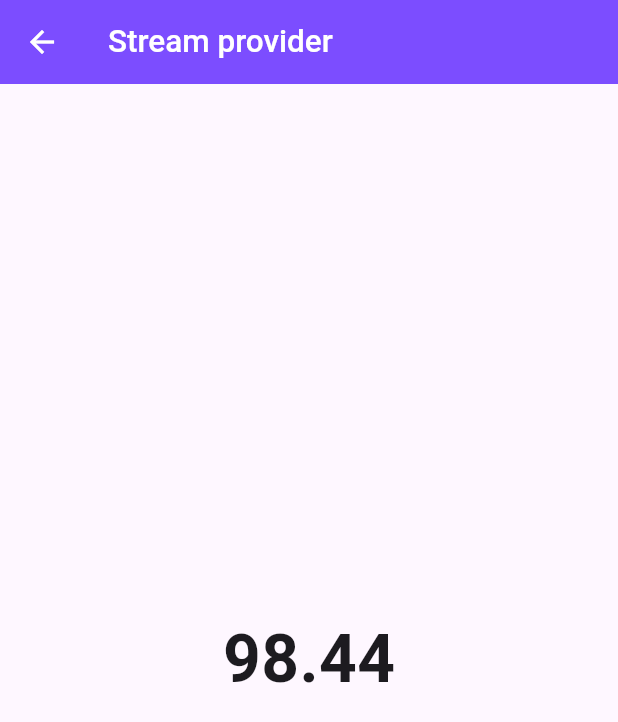
After one commit to techyNouman/flutter_riverpod_samples, a Flutter app: the StreamProviderScreen screen opened directly, on a phone screen of 412 x 824 dp. The commit adds this screen. Shown: the top 722 px of the screen. Run offline on Flutter 3.47's test engine with Material 3 defaults, Android fonts, the phone set to English and light mode, and no system bars; our stand-ins replace flutter_riverpod.

Commit message:
stream provider

```diff
--- a/lib/providers/future_provider.dart
+++ b/lib/providers/future_provider.dart
@@ -6,6 +6,6 @@ final futureProvider = FutureProvider<List<String>>((ref) async {
 
   await Future.delayed(Duration(seconds: 2));
 
-  // throw 'Internet is not working';
+  // throw 'Network exception: Internet is not working';
   return ['Bangalore','Chennai', 'Hyderabad', 'Kochin', 'Pondicherry'];
 });
--- /dev/null
+++ b/lib/providers/stream_provider.dart
@@ -0,0 +1,15 @@
+import 'dart:math';
+
+import 'package:flutter_riverpod/flutter_riverpod.dart';
+
+final streamProvider = StreamProvider<double>((ref) async* {
+  final random = Random();
+  double currentPrice = 100.0;
+
+  while (true) {
+    await Future.delayed(Duration(seconds: 1));
+    currentPrice += random.nextDouble() * 4 - 2;
+    // throw 'Network exception: Internet is not working';
+    yield double.parse(currentPrice.toStringAsFixed(2));
+  }
+});
--- a/lib/screens/home_screen.dart
+++ b/lib/screens/home_screen.dart
@@ -5,6 +5,7 @@ import 'package:flutter_riverpod_samples/screens/future_provider_screen.dart';
 import 'package:flutter_riverpod_samples/screens/notifier_provider_screen.dart';
 import 'package:flutter_riverpod_samples/screens/simple_provider_screen.dart';
 import 'package:flutter_riverpod_samples/screens/state_provider_screen.dart';
+import 'package:flutter_riverpod_samples/screens/stream_provider_screen.dart';
 import 'package:flutter_riverpod_samples/screens/todo_screen.dart';
 
 class HomeScreen extends StatelessWidget {
@@ -83,6 +84,12 @@ class HomeScreen extends StatelessWidget {
                   );
                   break;
                 case 7:
+                  Navigator.push(
+                    context,
+                    MaterialPageRoute(
+                      builder: (context) => StreamProviderScreen(),
+                    ),
+                  );
                   break;
                 default:
                   Navigator.pop(context);
--- /dev/null
+++ b/lib/screens/stream_provider_screen.dart
@@ -0,0 +1,40 @@
+import 'package:flutter/material.dart';
+import 'package:flutter_riverpod/flutter_riverpod.dart';
+import 'package:flutter_riverpod_samples/providers/stream_provider.dart';
+
+class StreamProviderScreen extends ConsumerWidget {
+  const StreamProviderScreen({super.key});
+
+  @override
+  Widget build(BuildContext context, WidgetRef ref) {
+
+    print('build');
+    return Scaffold(
+      appBar: AppBar(title: Text("Stream provider")),
+
+      body: Consumer(builder: (context, ref, child){
+        final provider = ref.watch(streamProvider);
+        return Center(
+          child: provider.when(
+            skipLoadingOnRefresh: false,
+            data:
+                (value) => Text(value.toStringAsFixed(2),
+              style: TextStyle(fontSize: 44, fontWeight: FontWeight.bold),),
+            error: (error, stack) => TextButton(onPressed: (){
+              ref.invalidate(streamProvider);
+            }, child: Row(
+              mainAxisAlignment: MainAxisAlignment.center,
+              children: [
+                Icon(Icons.refresh, color: Colors.redAccent,),
+                SizedBox(width: 8,),
+                Text(error.toString())
+              ],
+            )),
+            loading: () => CircularProgressIndicator(),
+          ),
+        );
+      })
+
+    );
+  }
+}
```
